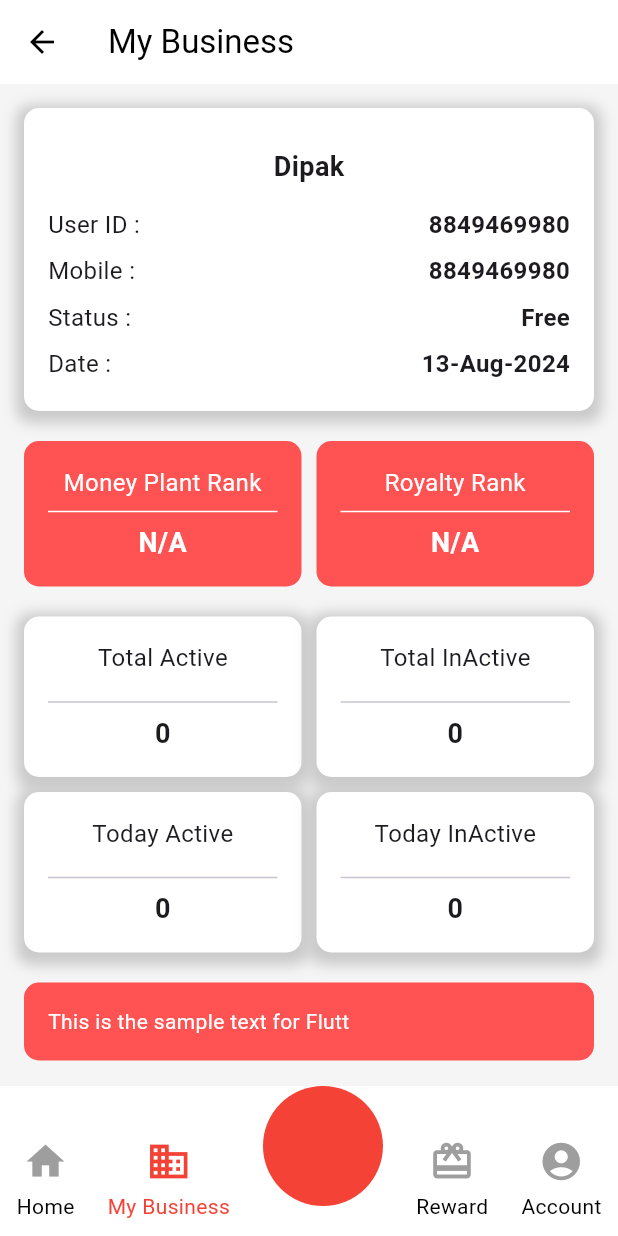
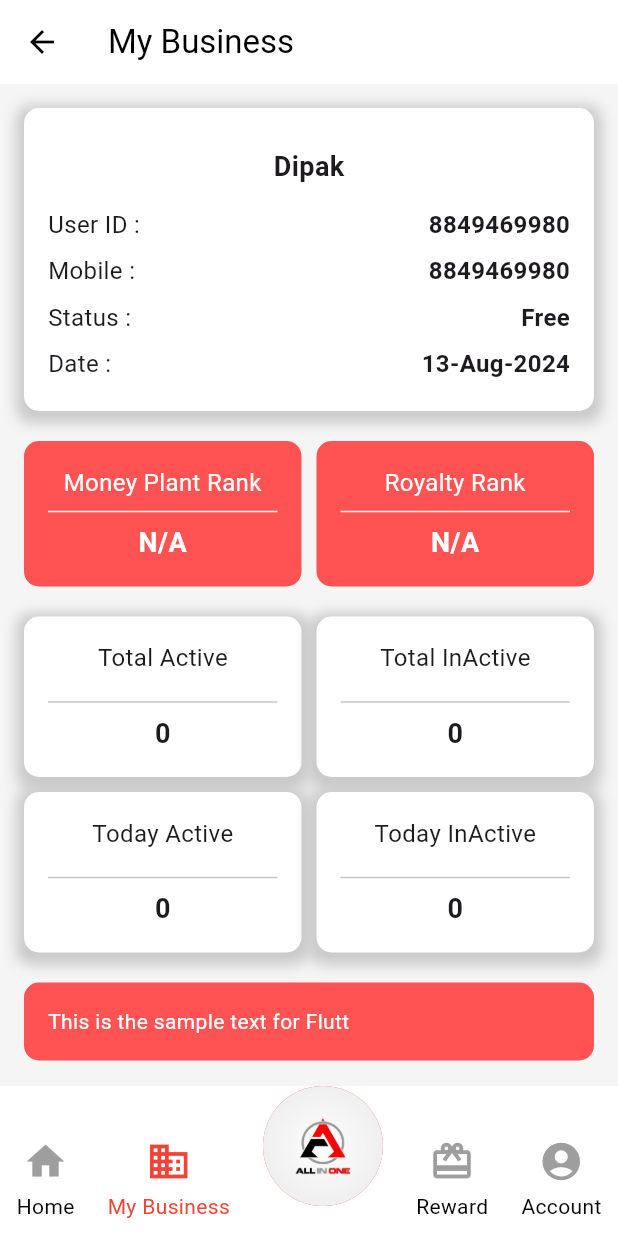
Before and after one commit to Rutu83/A-J-hub, a Flutter app: the DashboardScreen screen opened directly, swiped to page 2, on a phone screen of 412 x 824 dp. Run offline on Flutter 3.47's test engine with Material 3 defaults, Android fonts, the phone set to English and light mode, and no system bars; drawn by our look-alikes of text_scroll; our stand-ins replace carousel_slider, country_picker, flutter_screenutil, google_fonts, lottie, mobx and 2 more; missing offline and left inert: flutter_appauth; accounts and stored records are empty; generated files the repository leaves out were written again; network calls fail.

Commit message:
Committe push : 22 Aug 2024

```diff
--- a/lib/screens/dashbord_screen.dart
+++ b/lib/screens/dashbord_screen.dart
@@ -59,6 +59,14 @@ class DashboardScreenState extends State<DashboardScreen> {
                           color: Colors.red,
                           borderRadius: BorderRadius.circular(50),
                         ),
+                        child: ClipOval(
+                          child: Image.asset(
+                            'assets/images/allinonenews.jpg',
+                            height: 80, // Match the height and width of the Container
+                            width: 80,
+                            fit: BoxFit.cover, // Ensures the image covers the entire container
+                          ),
+                        ),
                       ),
                       _buildMenuItem(Icons.card_giftcard, "Reward", 2),
                       _buildMenuItem(Icons.account_circle, "Account", 3),
--- a/pubspec.yaml
+++ b/pubspec.yaml
@@ -49,6 +49,7 @@ dependencies:
   country_picker: ^2.0.26
   stylish_bottom_bar: ^1.1.0
   lottie: ^3.1.2
+  flutter_appauth: ^2.1.0
 
 
 dev_dependencies:
@@ -76,7 +77,7 @@ flutter:
   # To add assets to your application, add an assets section, like this:
   assets:
     - assets/images/
-    - images/lottie/
+#    - images/lottie/
 
   # An image asset can refer to one or more resolution-specific "variants", see
   # https://flutter.dev/assets-and-images/#resolution-aware
```
Also changed, not shown: lib/screens/home_screen.dart (+29 -0 lines), pubspec.lock, 4 other files.
